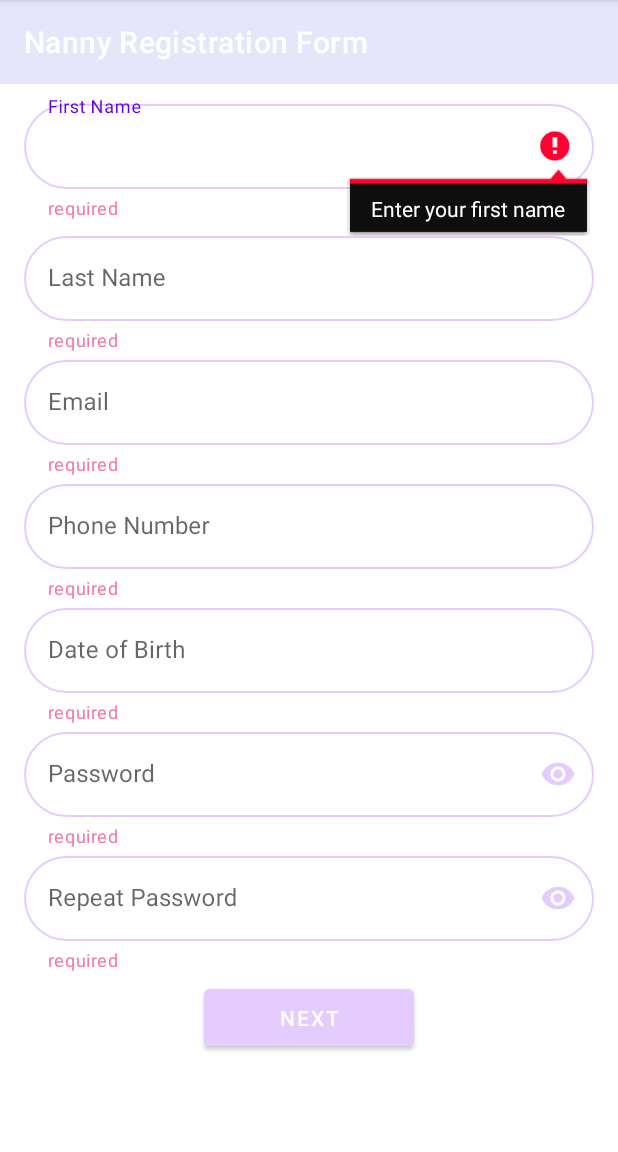
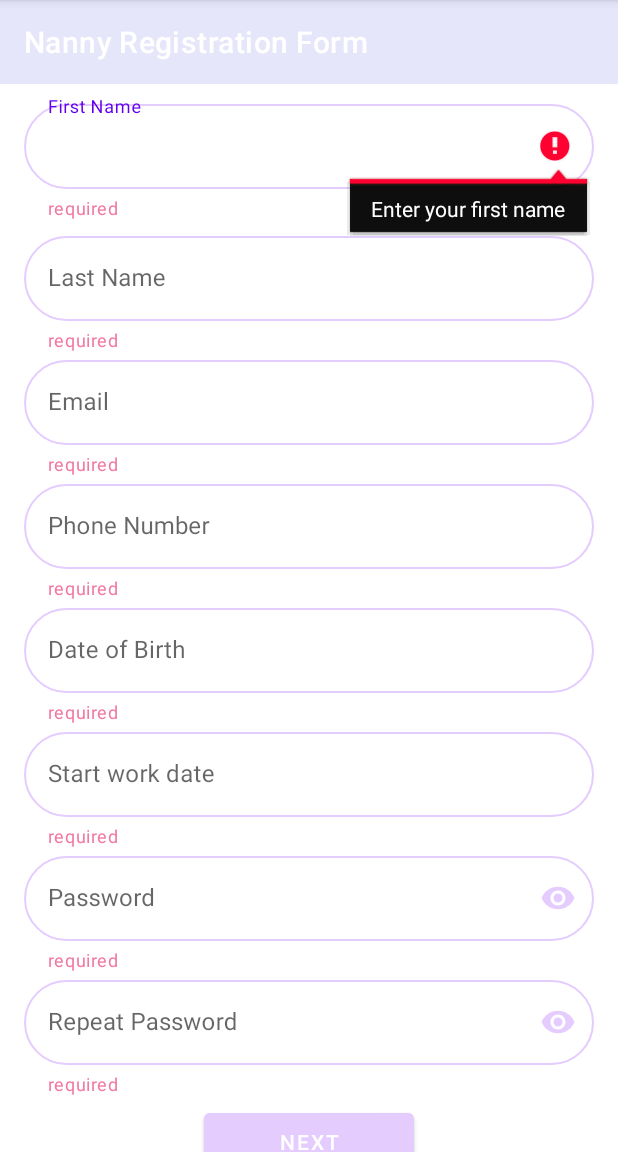
Before and after one commit to tamaraSlu/The-Nanny-Android-App, an Android app: the NannyRegistration screen opened directly, with no data from a screen before it, after a tap on "NEXT", on a phone screen of 412 x 824 dp, the part 84-1236 px from its top. Run offline under Robolectric (Android 15) with nearby library versions, the light colour scheme and no system bars; 1 statement that could not run was skipped.

Commit message:
Added start work date
Signed-off-by: Aheter <aheter111@gmail.com>

```diff
--- a/app/src/main/java/com/example/thenanny/NannyRegistration.java
+++ b/app/src/main/java/com/example/thenanny/NannyRegistration.java
@@ -23,6 +23,7 @@ import java.time.LocalDate;
 import java.time.Period;
 import java.util.Calendar;
 import java.util.Locale;
+import java.util.Objects;
 
 public class NannyRegistration extends AppCompatActivity {
     private NannyRegistrationFormBinding binding;
@@ -37,6 +38,7 @@ public class NannyRegistration extends AppCompatActivity {
         setContentView(view);
 
         //Date picker
+        //TODO: what if there are two date pickers?
         DatePickerDialog.OnDateSetListener date = new DatePickerDialog.OnDateSetListener() {
             @Override
             public void onDateSet(DatePicker view, int year, int monthOfYear, int dayOfMonth)
@@ -63,19 +65,34 @@ public class NannyRegistration extends AppCompatActivity {
             return false;
         });
 
+        binding.StartWorkDateField.setOnTouchListener((v, event) -> {
+            if(event.getAction() == MotionEvent.ACTION_DOWN)
+            {
+                binding.StartWorkDateField.setShowSoftInputOnFocus(false);
+
+                getWindow().setSoftInputMode(WindowManager.LayoutParams.SOFT_INPUT_STATE_HIDDEN);
+
+                new DatePickerDialog(NannyRegistration.this, date, myCalendar
+                        .get(Calendar.YEAR), myCalendar.get(Calendar.MONTH),
+                        myCalendar.get(Calendar.DAY_OF_MONTH)).show();
+            }
+            return false;
+        });
+
 
 
 
         binding.nextButton.setOnClickListener(new View.OnClickListener() {
             @Override
             public void onClick(View view) {
-                String firstName= binding.firstNameField.getText().toString().trim();
-                String lastName= binding.lastNameField.getText().toString().trim();
-                String email= binding.emailField.getText().toString().trim();
-                String phone= binding.phoneField.getText().toString().trim();
-                String date_of_birth= binding.birthDateField.getText().toString().trim();
-                String password= binding.passwordField.getText().toString().trim();
-                String repeatPassword= binding.repeatPasswordField.getText().toString().trim();
+                String firstName= Objects.requireNonNull(binding.firstNameField.getText()).toString().trim();
+                String lastName= Objects.requireNonNull(binding.lastNameField.getText()).toString().trim();
+                String email= Objects.requireNonNull(binding.emailField.getText()).toString().trim();
+                String phone= Objects.requireNonNull(binding.phoneField.getText()).toString().trim();
+                String date_of_birth= Objects.requireNonNull(binding.birthDateField.getText()).toString().trim();
+                String start_work_date= Objects.requireNonNull(binding.StartWorkDateField.getText()).toString().trim();
+                String password= Objects.requireNonNull(binding.passwordField.getText()).toString().trim();
+                String repeatPassword= Objects.requireNonNull(binding.repeatPasswordField.getText()).toString().trim();
 
 
                 //First name error
@@ -103,6 +120,11 @@ public class NannyRegistration extends AppCompatActivity {
                 {
                     binding.birthDateField.setError("This app is for adults only");
                     binding.birthDateField.setText("");
+                    Toast.makeText(getApplicationContext(), "Some fields are incorrect or missing", Toast.LENGTH_SHORT).show();
+                }
+                //start work date error
+                else if(start_work_date.length()<1) {
+                    binding.StartWorkDateField.setError("Enter Date of Birth");
                     Toast.makeText(getApplicationContext(), "Some fields are incorrect or missing", Toast.LENGTH_SHORT).show();
                 }
                 //EmailAddress error
@@ -156,6 +178,7 @@ public class NannyRegistration extends AppCompatActivity {
         binding.emailField.setText("");
         binding.phoneField.setText("");
         binding.birthDateField.setText("");
+        binding.StartWorkDateField.setText("");
         binding.passwordField.setText("");
         binding.repeatPasswordField.setText("");
 
--- a/app/src/main/res/layout/nanny__registration_form.xml
+++ b/app/src/main/res/layout/nanny__registration_form.xml
@@ -156,11 +156,37 @@
                 android:inputType="date" />
 
         </com.google.android.material.textfield.TextInputLayout>
+
+        <com.google.android.material.textfield.TextInputLayout
+            android:id="@+id/StartWorkDateInput"
+            android:layout_width="match_parent"
+            android:layout_height="wrap_content"
+            app:layout_constraintTop_toBottomOf="@id/birthDateInputLayout"
+            app:layout_constraintStart_toStartOf="parent"
+            app:layout_constraintEnd_toEndOf="parent"
+            android:layout_marginRight="16dp"
+            android:layout_marginLeft="16dp"
+            android:hint="@string/start_date"
+            app:helperText="@string/required"
+            app:helperTextTextColor="@color/required"
+            style="@style/Widget.MaterialComponents.TextInputLayout.OutlinedBox"
+            android:layout_marginEnd="16dp"
+            android:layout_marginStart="16dp">
+
+            <com.google.android.material.textfield.TextInputEditText
+                android:id="@+id/StartWorkDateField"
+                android:layout_width="match_parent"
+                android:layout_height="wrap_content"
+                android:background="@drawable/round_border"
+                android:ems="10"
+                android:inputType="date" />
+
+        </com.google.android.material.textfield.TextInputLayout>
     <com.google.android.material.textfield.TextInputLayout
             android:id="@+id/passwordInputLayout"
             android:layout_width="match_parent"
             android:layout_height="wrap_content"
-            app:layout_constraintTop_toBottomOf="@id/birthDateInputLayout"
+            app:layout_constraintTop_toBottomOf="@id/StartWorkDateInput"
             app:layout_constraintStart_toStartOf="parent"
             app:layout_constraintEnd_toEndOf="parent"
             android:layout_marginRight="16dp"
```
